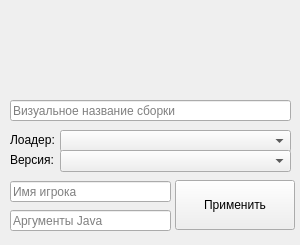
Above: ui/settings_window.ui from MrFufl4ik/FLauncher before the change. Below: the same form after it.
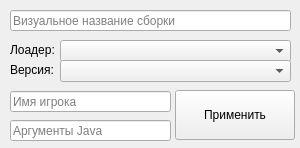
That is the form after the change. Icons and pictures are not drawn.

The edit to the form file:
```diff
--- a/ui/settings_window.ui
+++ b/ui/settings_window.ui
@@ -7,19 +7,19 @@
     <x>0</x>
     <y>0</y>
     <width>300</width>
-    <height>245</height>
+    <height>148</height>
    </rect>
   </property>
   <property name="minimumSize">
    <size>
     <width>300</width>
-    <height>245</height>
+    <height>148</height>
    </size>
   </property>
   <property name="maximumSize">
    <size>
     <width>300</width>
-    <height>245</height>
+    <height>148</height>
    </size>
   </property>
   <property name="windowTitle">
@@ -29,27 +29,11 @@
    <iconset>
     <normaloff>../assets/frog_launcher_icon.png</normaloff>../assets/frog_launcher_icon.png</iconset>
   </property>
-  <widget class="QLabel" name="top_image">
-   <property name="geometry">
-    <rect>
-     <x>0</x>
-     <y>0</y>
-     <width>301</width>
-     <height>91</height>
-    </rect>
-   </property>
-   <property name="text">
-    <string/>
-   </property>
-   <property name="pixmap">
-    <pixmap>../assets/emptybanner.png</pixmap>
-   </property>
-  </widget>
   <widget class="QComboBox" name="comboBoxLoader">
    <property name="geometry">
     <rect>
      <x>60</x>
-     <y>130</y>
+     <y>40</y>
      <width>231</width>
      <height>22</height>
     </rect>
@@ -62,7 +46,7 @@
    <property name="geometry">
     <rect>
      <x>60</x>
-     <y>150</y>
+     <y>60</y>
      <width>231</width>
      <height>22</height>
     </rect>
@@ -81,7 +65,7 @@
    <property name="geometry">
     <rect>
      <x>10</x>
-     <y>181</y>
+     <y>91</y>
      <width>161</width>
      <height>21</height>
     </rect>
@@ -94,7 +78,7 @@
    <property name="geometry">
     <rect>
      <x>175</x>
-     <y>180</y>
+     <y>90</y>
      <width>120</width>
      <height>50</height>
     </rect>
@@ -107,7 +91,7 @@
    <property name="geometry">
     <rect>
      <x>10</x>
-     <y>130</y>
+     <y>40</y>
      <width>61</width>
      <height>20</height>
     </rect>
@@ -120,7 +104,7 @@
    <property name="geometry">
     <rect>
      <x>10</x>
-     <y>150</y>
+     <y>60</y>
      <width>61</width>
      <height>20</height>
     </rect>
@@ -133,7 +117,7 @@
    <property name="geometry">
     <rect>
      <x>10</x>
-     <y>100</y>
+     <y>10</y>
      <width>281</width>
      <height>21</height>
     </rect>
@@ -146,7 +130,7 @@
    <property name="geometry">
     <rect>
      <x>10</x>
-     <y>210</y>
+     <y>120</y>
      <width>161</width>
      <height>21</height>
     </rect>
```
